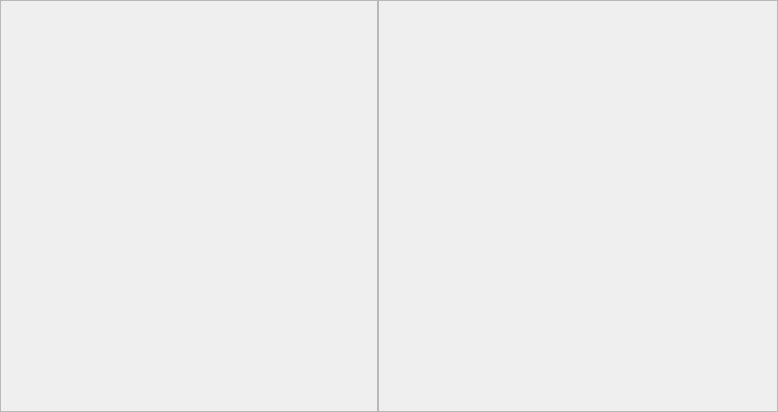
First picture: the form in CaX/widget/formBottom/listbrowser.ui, repository fsest4u/CaX_03, before the edit.
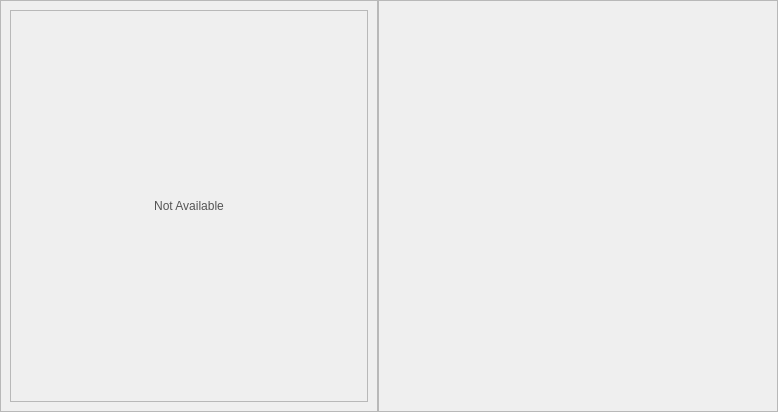
Second picture: the form after the edit.

Commit message: [v2.4 20220412 / no213] Browser에서 폴더를 클릭시 내용이 없으면 "Not available!"  메시지를 보여 줄수 있도록 구현

```diff
--- a/CaX/widget/formBottom/listbrowser.ui
+++ b/CaX/widget/formBottom/listbrowser.ui
@@ -37,7 +37,37 @@
      <property name="frameShadow">
       <enum>QFrame::Raised</enum>
      </property>
-     <layout class="QGridLayout" name="gridLayout"/>
+     <layout class="QGridLayout" name="gridLayout">
+      <item row="0" column="0">
+       <widget class="QFrame" name="frameEmpty">
+        <property name="styleSheet">
+         <string notr="true">QLabel
+{
+	color: rgb(84, 84, 84);
+	font: 14pt &quot;Segoe UI&quot;;
+}</string>
+        </property>
+        <property name="frameShape">
+         <enum>QFrame::StyledPanel</enum>
+        </property>
+        <property name="frameShadow">
+         <enum>QFrame::Raised</enum>
+        </property>
+        <layout class="QGridLayout" name="gridLayout_2">
+         <item row="0" column="0">
+          <widget class="QLabel" name="labelEmpty">
+           <property name="text">
+            <string>Not Available</string>
+           </property>
+           <property name="alignment">
+            <set>Qt::AlignCenter</set>
+           </property>
+          </widget>
+         </item>
+        </layout>
+       </widget>
+      </item>
+     </layout>
     </widget>
    </item>
    <item row="0" column="1">
```
Left out of the diff: 6 changed lines with no effect on the pictures. The commit also changes 13 other files.
